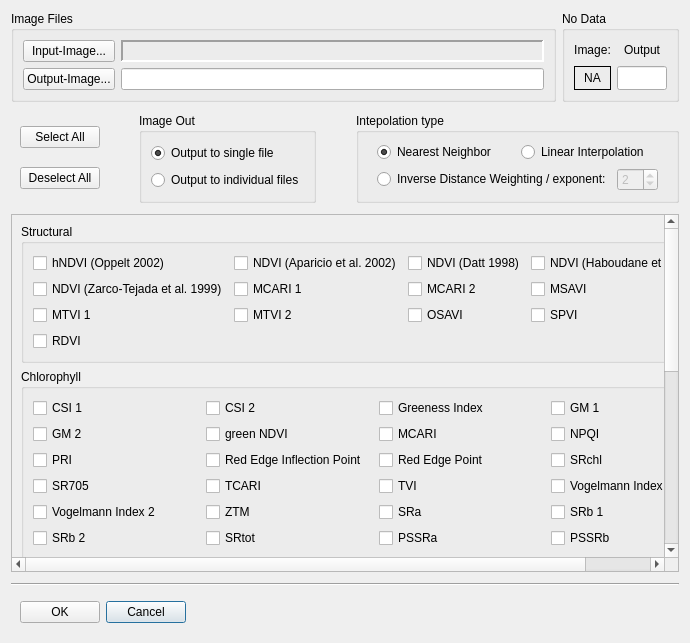
Old version of the form enmapbox/apps/lmuvegetationapps/GUI_VIT.ui in the repository jakimowb/enmapbox_testmigration2.
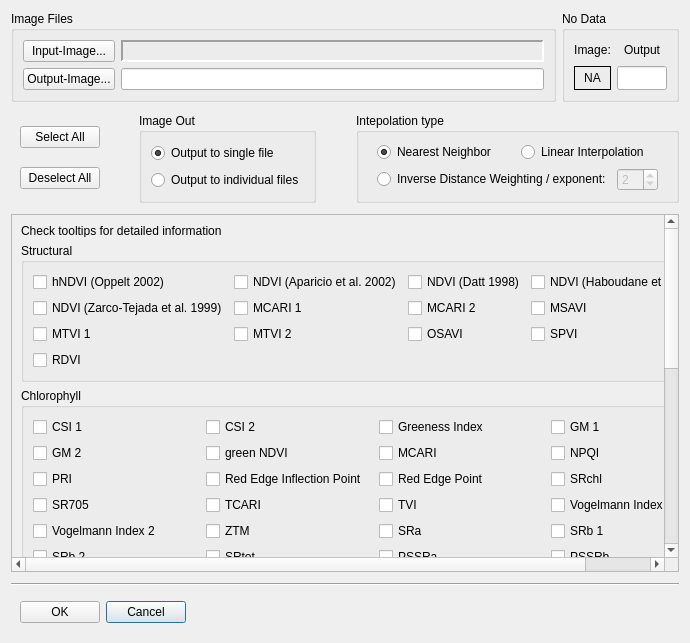
New version of the form. Custom widgets are drawn as their Qt base class.

Patch:
```diff
--- a/enmapbox/apps/lmuvegetationapps/GUI_VIT.ui
+++ b/enmapbox/apps/lmuvegetationapps/GUI_VIT.ui
@@ -54,6 +54,25 @@
        </rect>
       </property>
       <layout class="QVBoxLayout" name="verticalLayout_4">
+       <item>
+        <widget class="QLabel" name="label">
+         <property name="sizePolicy">
+          <sizepolicy hsizetype="Minimum" vsizetype="Minimum">
+           <horstretch>0</horstretch>
+           <verstretch>0</verstretch>
+          </sizepolicy>
+         </property>
+         <property name="maximumSize">
+          <size>
+           <width>16777215</width>
+           <height>13</height>
+          </size>
+         </property>
+         <property name="text">
+          <string>Check tooltips for detailed information</string>
+         </property>
+        </widget>
+       </item>
        <item>
         <widget class="QgsCollapsibleGroupBox" name="mGroupBox">
          <property name="title">
```
Left out of the diff: 341 changed lines with no effect on the pictures.
